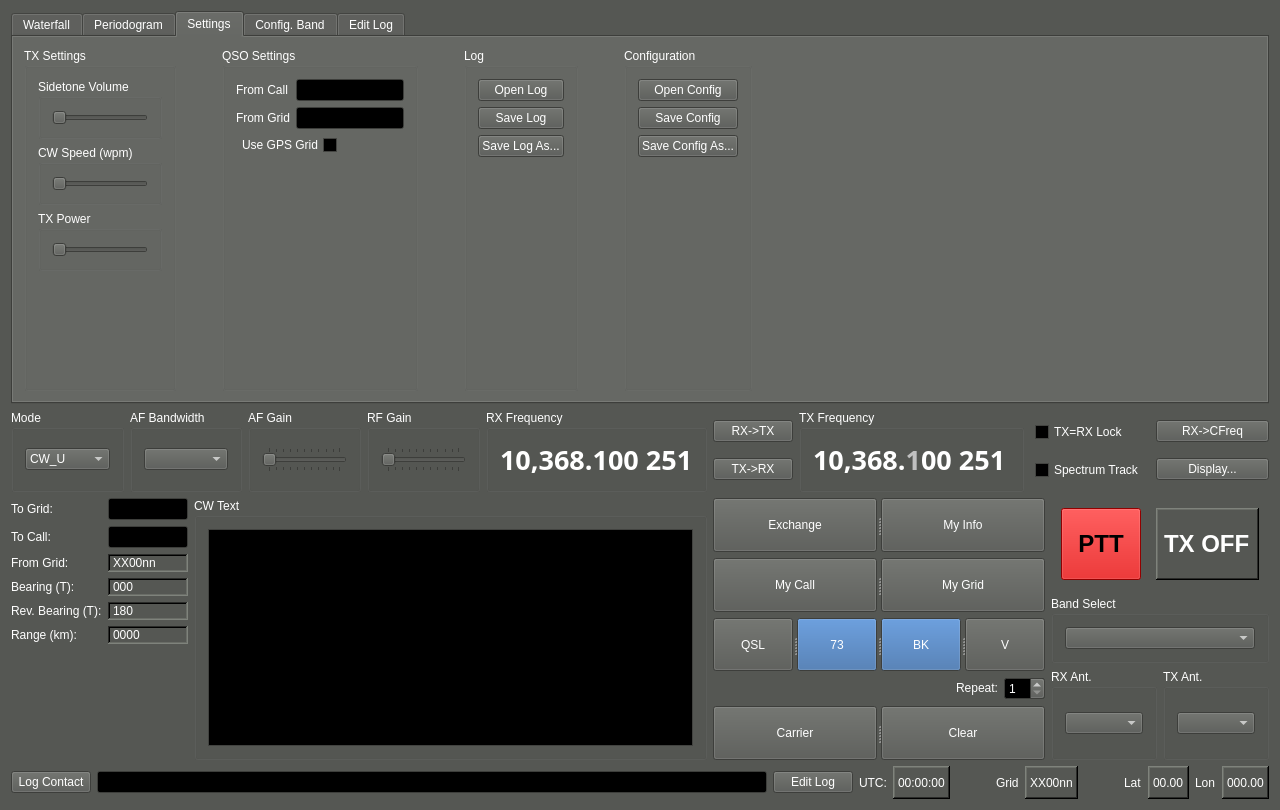
Old version of the form qtgui/mainwindow.ui in the repository kb1vc/SoDaRadio.
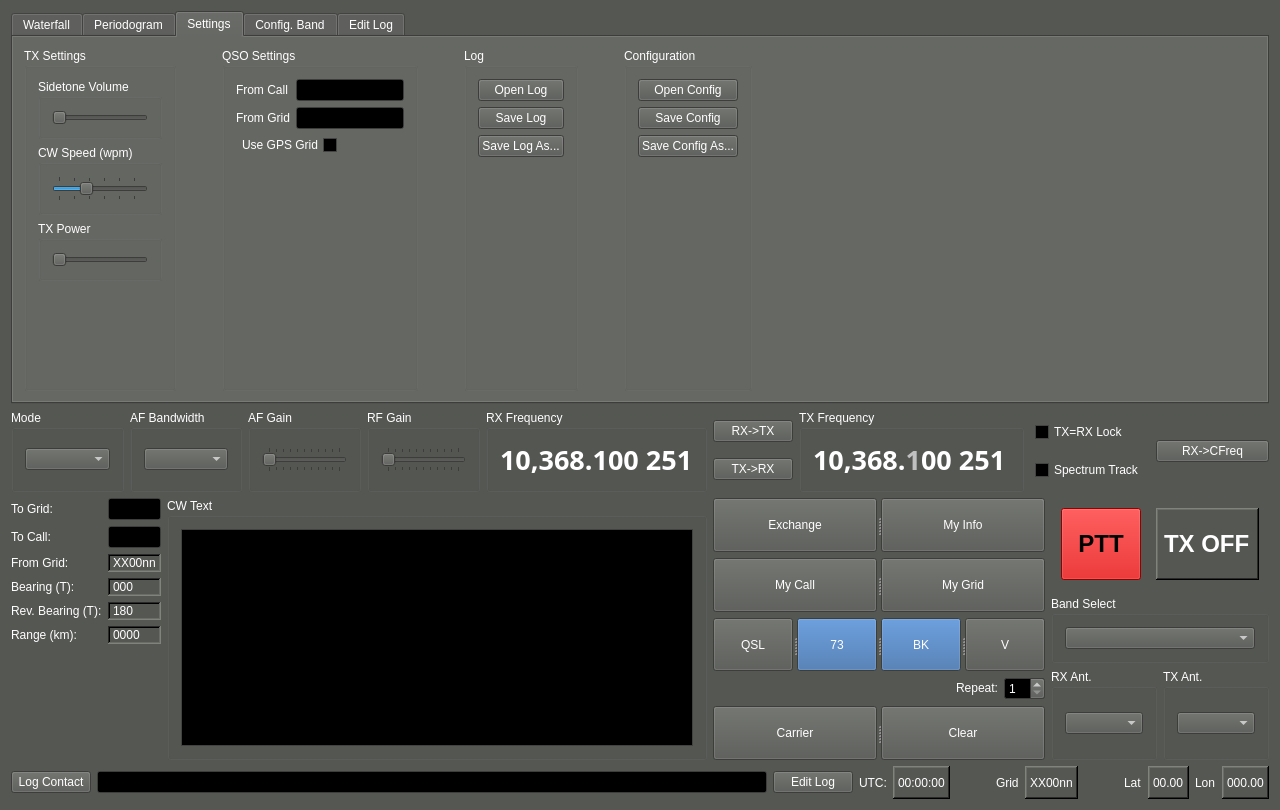
New version of the form. The open tabs and pages were chosen to show the change. Custom widgets are drawn as their Qt base class.

```diff
--- a/qtgui/mainwindow.ui
+++ b/qtgui/mainwindow.ui
@@ -681,9 +681,24 @@
                <layout class="QVBoxLayout" name="verticalLayout_13">
                 <item>
                  <widget class="QSlider" name="CWSpeed_sli">
+                  <property name="minimum">
+                   <number>3</number>
+                  </property>
+                  <property name="maximum">
+                   <number>30</number>
+                  </property>
+                  <property name="sliderPosition">
+                   <number>12</number>
+                  </property>
                   <property name="orientation">
                    <enum>Qt::Horizontal</enum>
                   </property>
+                  <property name="tickPosition">
+                   <enum>QSlider::TicksBothSides</enum>
+                  </property>
+                  <property name="tickInterval">
+                   <number>5</number>
+                  </property>
                  </widget>
                 </item>
                </layout>
@@ -1754,43 +1769,7 @@
         </property>
         <layout class="QVBoxLayout" name="verticalLayout_4">
          <item>
-          <widget class="QComboBox" name="Mode_combo">
-           <item>
-            <property name="text">
-             <string>CW_U</string>
-            </property>
-           </item>
-           <item>
-            <property name="text">
-             <string>CW_L</string>
-            </property>
-           </item>
-           <item>
-            <property name="text">
-             <string>USB</string>
-            </property>
-           </item>
-           <item>
-            <property name="text">
-             <string>LSB</string>
-            </property>
-           </item>
-           <item>
-            <property name="text">
-             <string>AM</string>
-            </property>
-           </item>
-           <item>
-            <property name="text">
-             <string>NBFM</string>
-            </property>
-           </item>
-           <item>
-            <property name="text">
-             <string>WBFM</string>
-            </property>
-           </item>
-          </widget>
+          <widget class="IntValComboBox" name="Mode_cb"/>
          </item>
         </layout>
        </widget>
@@ -1818,6 +1797,9 @@
            <property name="mouseTracking">
             <bool>true</bool>
            </property>
+           <property name="maximum">
+            <number>100</number>
+           </property>
            <property name="orientation">
             <enum>Qt::Horizontal</enum>
            </property>
@@ -1846,6 +1828,9 @@
         <layout class="QVBoxLayout" name="verticalLayout_5">
          <item>
           <widget class="QSlider" name="RFGain_slide">
+           <property name="maximum">
+            <number>100</number>
+           </property>
            <property name="orientation">
             <enum>Qt::Horizontal</enum>
            </property>
@@ -1959,19 +1944,12 @@
           </property>
          </widget>
         </item>
-        <item row="1" column="0">
-         <widget class="QPushButton" name="DispDBox_btn">
-          <property name="text">
-           <string>Display...</string>
-          </property>
-         </widget>
-        </item>
        </layout>
       </item>
      </layout>
     </item>
     <item>
-     <layout class="QHBoxLayout" name="MidCtrls_lay" stretch="0,2,1,0">
+     <layout class="QHBoxLayout" name="MidCtrls_lay" stretch="1,4,1,1">
       <item>
        <layout class="QFormLayout" name="Nav_lay">
         <item row="0" column="0">
@@ -3199,6 +3177,11 @@
    <header>soda_spect.h</header>
    <container>1</container>
   </customwidget>
+  <customwidget>
+   <class>IntValComboBox</class>
+   <extends>QComboBox</extends>
+   <header>soda_comboboxes.h</header>
+  </customwidget>
  </customwidgets>
  <resources/>
  <connections/>
```
Left out of the diff: 38 changed lines with no effect on the pictures.
